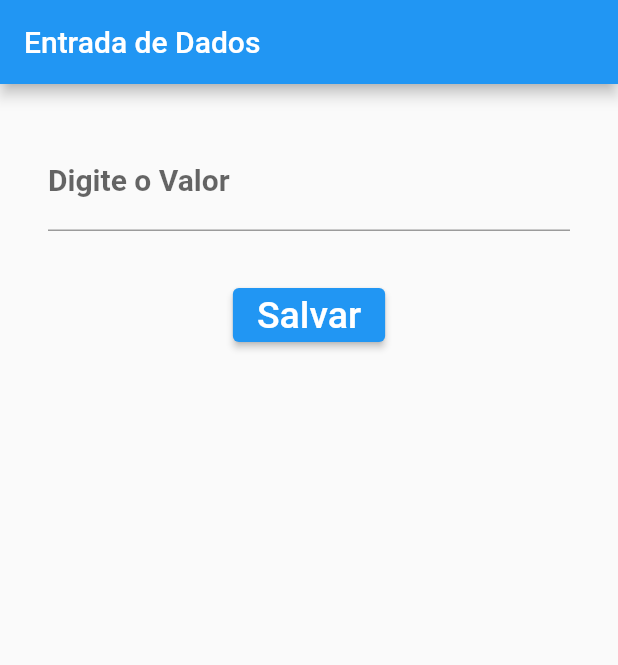
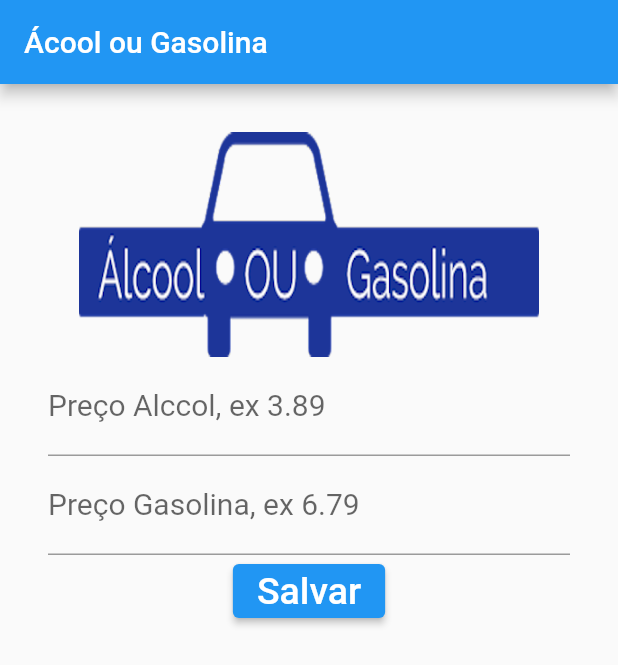
Before and after one commit to BrunoAlz/FLUTTER-3-PROJETO_Gasolina_ou_Alcool, a Flutter app: the screen it shows after launch, on a phone screen of 412 x 824 dp. Shown: the top 665 px of the screen. Run offline on Flutter 3.47's test engine with Material 2 defaults, Android fonts, the phone set to English and light mode, and no system bars.

Commit message:
Criando a Interface SOZINHO

```diff
--- a/app/lib/campo_texto.dart
+++ b/app/lib/campo_texto.dart
@@ -1,4 +1,4 @@
-// ignore_for_file: avoid_print, prefer_const_constructors
+// ignore_for_file: avoid_print, prefer_const_constructors, prefer_final_fields, prefer_const_constructors_in_immutables
 
 import 'package:flutter/material.dart';
 
@@ -17,21 +17,30 @@ class _CampoTextoState extends State<CampoTexto> {
   Widget build(BuildContext context) {
     return Scaffold(
       appBar: AppBar(
-        title: const Text('Entrada de Dados'),
+        title: const Text('Ácool ou Gasolina'),
       ),
-      body: Column(
+      body: Padding(
+        padding: EdgeInsets.all(32),
+        child: Column(
           children: [
-          Padding(
-            padding: EdgeInsets.all(32),
+            Image.asset(
+              'assets/logo.png',
+              height: 150,
+            ),
             // Cria um elemento Input
-            child: TextField(
+            TextField(
               // Escolhe o tipo de Teclado como númerico
               keyboardType: TextInputType.number,
-              decoration: InputDecoration(labelText: 'Digite o Valor'),
+              decoration: InputDecoration(
+                labelText: 'Preço Alccol, ex 3.89',
+              ),
               // enabled: true,
               // maxLength: 5,
               // maxLengthEnforcement: true,
-              style: TextStyle(fontSize: 20, fontWeight: FontWeight.bold),
+              style: TextStyle(
+                fontSize: 20,
+                fontWeight: FontWeight.normal,
+              ),
               // obscureText: true, // Password
 
               // Recupera o valor no Change
@@ -46,6 +55,32 @@ class _CampoTextoState extends State<CampoTexto> {
               // O Controle tem acesso aos dados digitados pelo usuário
               controller: _textEditingController,
             ),
+            TextField(
+              // Escolhe o tipo de Teclado como númerico
+              keyboardType: TextInputType.number,
+              decoration: InputDecoration(
+                labelText: 'Preço Gasolina, ex 6.79',
+              ),
+              // enabled: true,
+              // maxLength: 5,
+              // maxLengthEnforcement: true,
+              style: TextStyle(
+                fontSize: 20,
+                fontWeight: FontWeight.normal,
+              ),
+              // obscureText: true, // Password
+
+              // Recupera o valor no Change
+              /*onChanged: (String valor) {
+                  print(valor);
+                },*/
+
+              // Recupera o Valor no Submit
+              onSubmitted: (String text) {
+                // print(text);
+              },
+              // O Controle tem acesso aos dados digitados pelo usuário
+              controller: _textEditingController,
             ),
             // Cria um botão
             ElevatedButton(
@@ -63,11 +98,14 @@ class _CampoTextoState extends State<CampoTexto> {
               // cria o texto filho do botão
               child: const Text(
                 'Salvar',
-              style: TextStyle(fontSize: 25),
+                style: TextStyle(
+                  fontSize: 25,
+                ),
               ),
             )
           ],
         ),
+      ),
     );
   }
 }
```
Also changed, not shown: app/assets/logo.png (added). Lines whose indentation alone changed are shown as unchanged.
